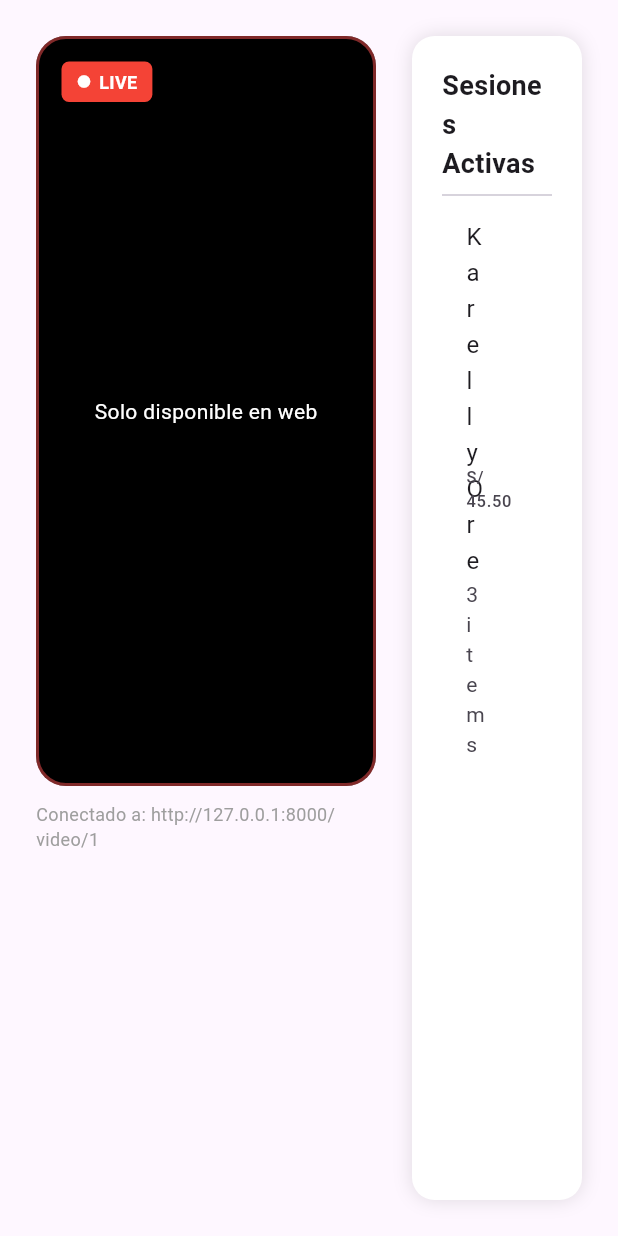
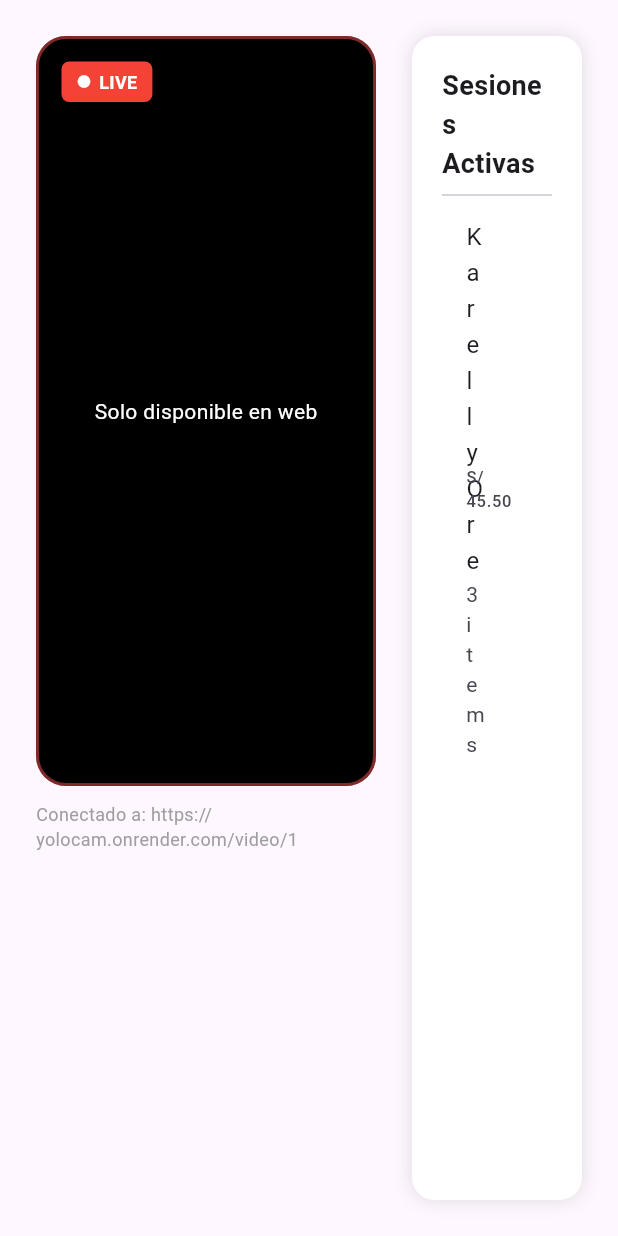
Before and after one commit to xhectorcr/listo-frontend, a Flutter app: the LiveMonitorView widget shown alone on an empty page, opened directly, on a phone screen of 412 x 824 dp. Run offline on Flutter 3.47's test engine with Material 3 defaults, Android fonts, the phone set to English and light mode, and no system bars; our stand-ins replace fl_chart, get_it, go_router, permission_handler, qr_flutter, shared_preferences and 1 more; missing offline and left inert: dart:html, dart:ui_web, mobile_scanner; accounts and stored records are empty; network calls fail.

Commit message:
con yolo

```diff
--- a/lib/features/admin/presentation/views/live_monitor_view.dart
+++ b/lib/features/admin/presentation/views/live_monitor_view.dart
@@ -21,7 +21,7 @@ class _LiveMonitorViewState extends State<LiveMonitorView> {
     if (kIsWeb) {
       ui.platformViewRegistry.registerViewFactory(_viewId, (int viewId) {
         final img = web.HTMLImageElement()
-          ..src = 'http://127.0.0.1:8000/video/$adminUsuarioId'
+          ..src = 'https://yolocam.onrender.com/video/$adminUsuarioId'
           ..style.width = '100%'
           ..style.height = '100%'
           ..style.objectFit = 'contain'
@@ -71,7 +71,7 @@ class _LiveMonitorViewState extends State<LiveMonitorView> {
                 ),
                 const SizedBox(height: 10),
                 Text(
-                  "Conectado a: http://127.0.0.1:8000/video/$adminUsuarioId",
+                  "Conectado a: https://yolocam.onrender.com/video/$adminUsuarioId",
                   style: const TextStyle(fontSize: 12, color: Colors.grey),
                 ),
               ],
```
